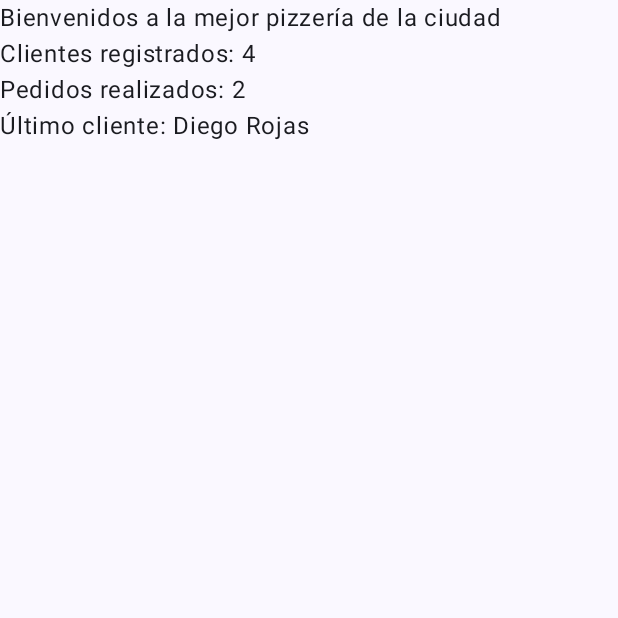
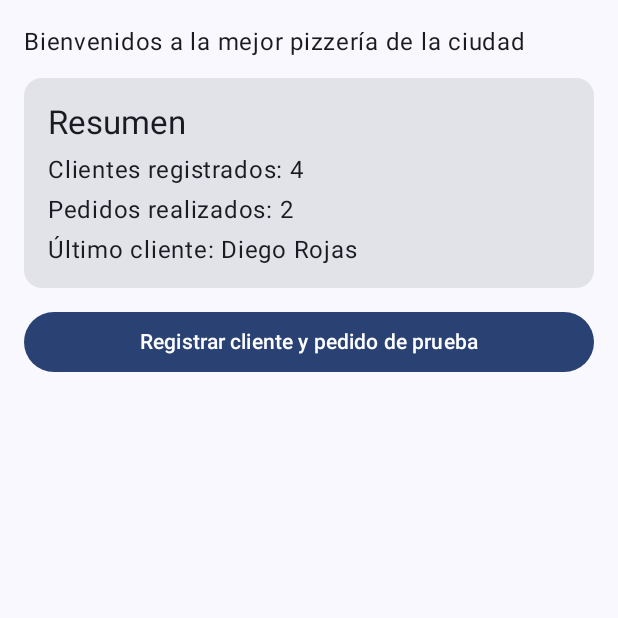
Before and after one commit to CristianJTM/Exp2_S4_Cristian_Torres_DESARROLLO-APP-MOVILES-I_002A, an Android app built with Jetpack Compose: the screen it shows after launch (MainActivity), on a phone screen of 412 x 824 dp, the top half of it. Run offline under Robolectric (Android 15) with nearby library versions, the phone set to English and light mode, and no system bars; our stand-ins replace livedata-compose.

Commit message:
Semana 5: corrige parciales de modularizacion
- DatosDemo expone instancia lazy compartida; el ViewModel la consume.\n- ViewModel registra cliente/pedido demo y refresca LiveData; boton en pantalla.\n- Declara kotlinx-coroutines-core en :datos.\n- Build validado con assembleDebug.

```diff
--- a/datos/build.gradle.kts
+++ b/datos/build.gradle.kts
@@ -10,4 +10,5 @@ kotlin {
 
 dependencies {
     implementation(project(":utilidades"))
+    implementation(libs.kotlinx.coroutines.core)
 }
--- a/datos/src/main/java/com/duoc/pizzeriaapp/servicio/DatosDemo.kt
+++ b/datos/src/main/java/com/duoc/pizzeriaapp/servicio/DatosDemo.kt
@@ -10,6 +10,9 @@ import com.duoc.pizzeriaapp.modelo.Repartidor
 
 // Datos de demostracion separados de la UI para mantener MainActivity enfocado en Compose.
 object DatosDemo {
+
+    // Instancia unica compartida: el ViewModel la consume, no la recrea.
+    val instancia: Pizzeria by lazy { crearPizzeria() }
 
     fun crearPizzeria(): Pizzeria {
         val catalogo: Catalogo = Catalogo()
--- a/ui/src/main/java/com/duoc/pizzeriaapp/ui/ResumenScreen.kt
+++ b/ui/src/main/java/com/duoc/pizzeriaapp/ui/ResumenScreen.kt
@@ -1,8 +1,13 @@
 package com.duoc.pizzeriaapp.ui
 
+import androidx.compose.foundation.layout.Arrangement
 import androidx.compose.foundation.layout.Column
 import androidx.compose.foundation.layout.fillMaxSize
+import androidx.compose.foundation.layout.fillMaxWidth
 import androidx.compose.foundation.layout.padding
+import androidx.compose.material3.Button
+import androidx.compose.material3.Card
+import androidx.compose.material3.MaterialTheme
 import androidx.compose.material3.Scaffold
 import androidx.compose.material3.Text
 import androidx.compose.runtime.Composable
@@ -10,6 +15,7 @@ import androidx.compose.runtime.getValue
 import androidx.compose.runtime.livedata.observeAsState
 import androidx.compose.ui.Modifier
 import androidx.compose.ui.tooling.preview.Preview
+import androidx.compose.ui.unit.dp
 import androidx.lifecycle.viewmodel.compose.viewModel
 import com.duoc.pizzeriaapp.ui.theme.PizzeriaAppTheme
 
@@ -21,11 +27,34 @@ fun ResumenScreen(viewModel: ResumenViewModel = viewModel()) {
     val nombreUltimoCliente by viewModel.nombreUltimoCliente.observeAsState("Sin clientes")
 
     Scaffold(modifier = Modifier.fillMaxSize()) { innerPadding ->
-        Column(modifier = Modifier.fillMaxSize().padding(innerPadding)) {
+        Column(
+            modifier = Modifier
+                .fillMaxSize()
+                .padding(innerPadding)
+                .padding(16.dp),
+            verticalArrangement = Arrangement.spacedBy(12.dp)
+        ) {
             Greeting(name = "Android")
-            Text(text = "Clientes registrados: $totalClientes")
-            Text(text = "Pedidos realizados: $totalPedidos")
-            Text(text = "Último cliente: $nombreUltimoCliente")
+
+            Card(modifier = Modifier.fillMaxWidth()) {
+                Column(
+                    modifier = Modifier.padding(16.dp),
+                    verticalArrangement = Arrangement.spacedBy(8.dp)
+                ) {
+                    Text("Resumen", style = MaterialTheme.typography.titleLarge)
+                    Text("Clientes registrados: $totalClientes", style = MaterialTheme.typography.bodyLarge)
+                    Text("Pedidos realizados: $totalPedidos", style = MaterialTheme.typography.bodyLarge)
+                    Text("Último cliente: $nombreUltimoCliente", style = MaterialTheme.typography.bodyLarge)
+                }
+            }
+
+            // Acción de demo: registra un cliente y un pedido para ver el resumen actualizarse.
+            Button(
+                onClick = { viewModel.registrarClienteYPedidoDemo() },
+                modifier = Modifier.fillMaxWidth()
+            ) {
+                Text("Registrar cliente y pedido de prueba")
+            }
         }
     }
 }
```
Also changed, not shown: ui/src/main/java/com/duoc/pizzeriaapp/ui/ResumenViewModel.kt (+22 -1 lines).
